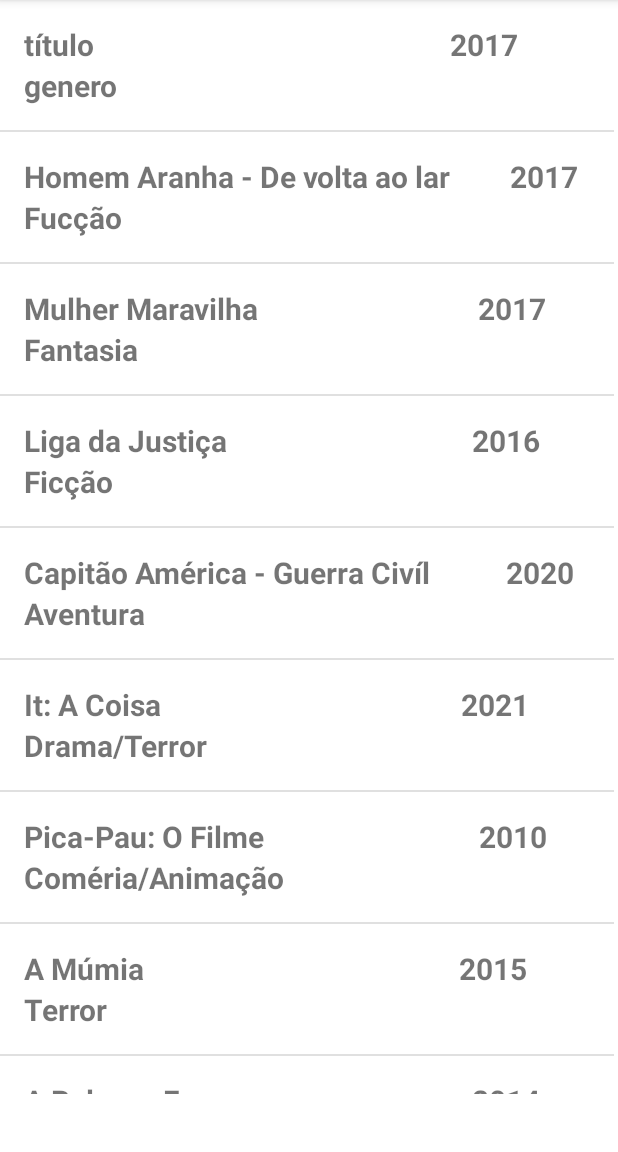
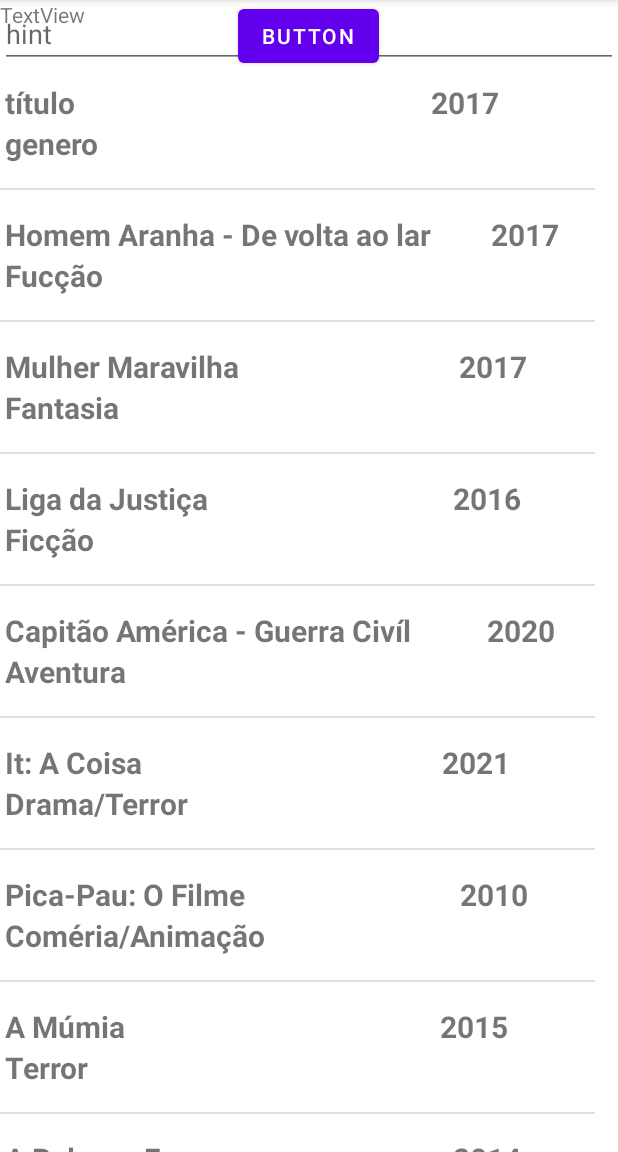
Before and after one commit to LuizFernandoJr9999/ReciclerView, an Android app: the screen it shows after launch (MainActivity), on a phone screen of 412 x 824 dp, the part 84-1236 px from its top. Run offline under Robolectric (Android 15) with nearby library versions, the phone set to English and light mode, and no system bars.

Commit message:
Incluída a segunda Activity depoisda Activity do RecyclerView. Mas não funcionou o botão de Send enviando o texto da primeira Activity(Main - RecyclerView) para a segunda Activity (Display Message).

```diff
--- a/app/src/main/java/com/cursoandroid/reciclerview/activity/MainActivity.java
+++ b/app/src/main/java/com/cursoandroid/reciclerview/activity/MainActivity.java
@@ -5,12 +5,15 @@ import androidx.recyclerview.widget.DividerItemDecoration;
 import androidx.recyclerview.widget.LinearLayoutManager;
 import androidx.recyclerview.widget.RecyclerView;
 
+import android.content.Intent;
 import android.os.Bundle;
 import android.view.View;
 import android.widget.AdapterView;
+import android.widget.EditText;
 import android.widget.LinearLayout;
 import android.widget.Toast;
 
+import com.cursoandroid.reciclerview.DisplayMessageActivity;
 import com.cursoandroid.reciclerview.R;
 import com.cursoandroid.reciclerview.RecyclerItemClickListener;
 import com.cursoandroid.reciclerview.adapter.Adapter;
@@ -20,6 +23,8 @@ import java.util.ArrayList;
 import java.util.List;
 
 public class MainActivity extends AppCompatActivity {
+
+    public static final String EXTRA_MESSAGE = "com.example.myfirstapp.MESSAGE";
 
     private RecyclerView recyclerView;
     private List<Filme> listaFilmes = new ArrayList<>();
@@ -80,7 +85,15 @@ public class MainActivity extends AppCompatActivity {
         );
 
     }
-
+    /*Called when the user taps the Send button */
+    public void sendMessage(View view){
+        // Do something in response to button.
+        Intent intent = new Intent(this , DisplayMessageActivity.class);
+        EditText editText = (EditText) findViewById(R.id.editText);
+        String message = editText.getText().toString();
+        intent.putExtra(EXTRA_MESSAGE ,message);
+        startActivity(intent);
+    }
     public void criarFilmes(){
 
         Filme filme = new Filme("título" , "genero" , "2017");
--- a/app/src/main/res/layout/activity_main.xml
+++ b/app/src/main/res/layout/activity_main.xml
@@ -10,6 +10,46 @@
         android:id="@+id/recycleView"
         android:layout_width="409dp"
         android:layout_height="729dp"
-        tools:layout_editor_absoluteX="1dp"
-        tools:layout_editor_absoluteY="1dp" />
+        android:layout_marginEnd="16dp"
+        app:layout_constraintBottom_toBottomOf="parent"
+        app:layout_constraintEnd_toEndOf="parent"
+        app:layout_constraintTop_toTopOf="parent"
+        app:layout_constraintVertical_bias="1.0" />
+
+    <Button
+        android:id="@+id/button"
+        android:layout_width="wrap_content"
+        android:layout_height="wrap_content"
+        android:onClick="sendMessage"
+        android:text="Button"
+        app:layout_constraintEnd_toEndOf="parent"
+        app:layout_constraintHorizontal_bias="0.498"
+        app:layout_constraintStart_toStartOf="parent"
+        tools:layout_editor_absoluteY="592dp" />
+
+    <TextView
+        android:id="@+id/textView"
+        android:layout_width="wrap_content"
+        android:layout_height="wrap_content"
+        android:text="TextView"
+        tools:layout_editor_absoluteX="303dp"
+        tools:layout_editor_absoluteY="676dp" />
+
+    <com.google.android.material.textfield.TextInputLayout
+        android:layout_width="366dp"
+        android:layout_height="wrap_content"
+        android:layout_marginStart="16dp"
+        app:layout_constraintStart_toStartOf="parent"
+        tools:layout_editor_absoluteY="657dp">
+
+    </com.google.android.material.textfield.TextInputLayout>
+
+    <com.google.android.material.textfield.TextInputEditText
+        android:id="@+id/editText"
+        android:layout_width="match_parent"
+        android:layout_height="wrap_content"
+        android:hint="hint"
+        tools:layout_editor_absoluteX="7dp"
+        tools:layout_editor_absoluteY="407dp" />
+
 </androidx.constraintlayout.widget.ConstraintLayout>
--- a/build.gradle
+++ b/build.gradle
@@ -1,7 +1,7 @@
 // Top-level build file where you can add configuration options common to all sub-projects/modules.
 plugins {
-    id 'com.android.application' version '7.1.3' apply false
-    id 'com.android.library' version '7.1.3' apply false
+    id 'com.android.application' version '7.2.1' apply false
+    id 'com.android.library' version '7.2.1' apply false
 }
 
 task clean(type: Delete) {
```
Also changed, not shown: app/src/main/java/com/cursoandroid/reciclerview/DisplayMessageActivity.java (added, +26 -0 lines), app/src/main/res/layout/activity_display_message.xml (added, +21 -0 lines), gradle/wrapper/gradle-wrapper.properties.
